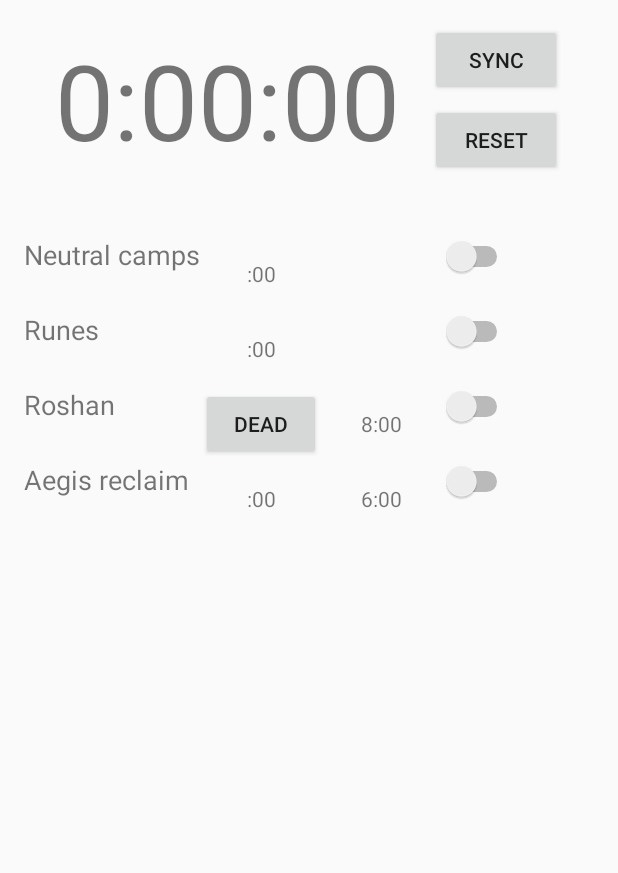
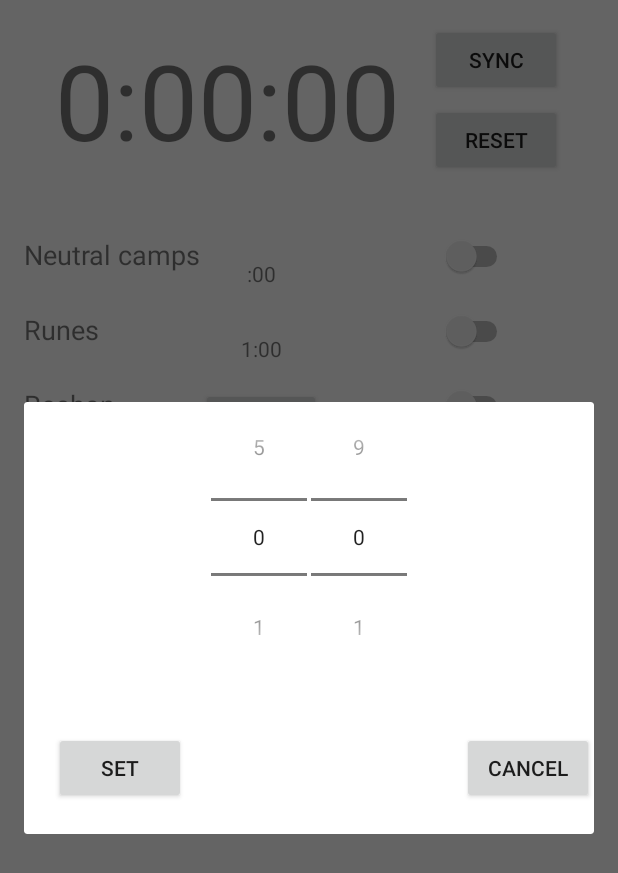
Before and after one commit to rmcconkey/DotaTimer, an Android app: the screen it shows after launch (MainActivity), after a tap on ":00", on a phone screen of 412 x 824 dp. Shown: the top 873 px of the screen. Run offline under Robolectric (Android 15) with nearby library versions, the phone set to English and light mode, and no system bars.

Commit message:
- can now set alert times with dialog

```diff
--- a/app/src/main/java/com/example/rmcconkey/dotatimer/MainActivity.java
+++ b/app/src/main/java/com/example/rmcconkey/dotatimer/MainActivity.java
@@ -25,6 +25,7 @@ public class MainActivity extends Activity implements NumberPicker.OnValueChange
     private final String TAG = this.getClass().getSimpleName();
 
     private enum TimeValueType { HOURS, MINUTES, SECONDS};
+    private enum AlertType {NEUTRAL_CAMP, RUNE, AEGIS_RECLAIM};
 
     private TextView mainClockHours;
     private TextView mainClockMinutes;
@@ -149,9 +150,9 @@ public class MainActivity extends Activity implements NumberPicker.OnValueChange
         }
 
         if (runeAlertTime<10) {
-            runeAlertTimeDisplay.setText(":0" + String.valueOf(runeAlertTime));
+            runeAlertTimeDisplay.setText("1:0" + String.valueOf(runeAlertTime));
         } else {
-            runeAlertTimeDisplay.setText(":" + String.valueOf(runeAlertTime));
+            runeAlertTimeDisplay.setText("1:" + String.valueOf(runeAlertTime));
         }
 
         if (aegisAlertTime<10) {
@@ -218,7 +219,6 @@ public class MainActivity extends Activity implements NumberPicker.OnValueChange
         final NumberPicker np1;
         final NumberPicker np2;
         final TimeValueType timeValueType;
-
 
         np1 = (NumberPicker) d.findViewById(R.id.numberPicker1);
         if (np1 != null) {
@@ -340,17 +340,99 @@ public class MainActivity extends Activity implements NumberPicker.OnValueChange
     }
 
     private void checkTimers() {
-
+        checkNeutralCampTimer();
         checkRuneTimer();
     }
 
+    private void checkNeutralCampTimer() {
+        if (seconds == neutralAlertTime && neutralAlertEnabled) {
+            Toast.makeText(this, "Neutral Camp Alert!", Toast.LENGTH_LONG).show();
+        }
+    }
+
     private void checkRuneTimer() {
-        if (minutes%2==1 && runeAlertEnabled) {
-
+        if (minutes%2==1 && seconds==runeAlertTime && runeAlertEnabled) {
+            Toast.makeText(this, "Rune Alert!", Toast.LENGTH_LONG).show();
         }
     }
 
     public void setAlertTime(View view) {
+        final Dialog d = new Dialog(MainActivity.this);
+        d.setContentView(R.layout.dialog);
+
+        String title = "Set alert value:";
+        final NumberPicker np1;
+        final NumberPicker np2;
+        final AlertType alertType;
+
+        np1 = (NumberPicker) d.findViewById(R.id.numberPicker1);
+        if (np1 != null) {
+            np1.setMaxValue(5);
+            np1.setMinValue(0);
+            np1.setWrapSelectorWheel(true);
+            np1.setOnValueChangedListener(this);
+        } else {
+            Log.e(TAG, "Error: np1 is null");
+        }
+
+        np2 = (NumberPicker) d.findViewById(R.id.numberPicker2);
+        if (np2 != null) {
+            np2.setMaxValue(9);
+            np2.setMinValue(0);
+            np2.setWrapSelectorWheel(true);
+            np2.setOnValueChangedListener(this);
+        } else {
+            Log.e(TAG, "Error: np2 is null");
+        }
+
+        switch (view.getId()) {
+            case R.id.neutral_camp_alert_time_display :
+                alertType = AlertType.NEUTRAL_CAMP;
+                break;
+            case R.id.rune_alert_time_display :
+                alertType = AlertType.RUNE;
+                break;
+            case R.id.aegis_reclaim_alert_time_display :
+                alertType = AlertType.AEGIS_RECLAIM;
+                break;
+            default :
+                Toast.makeText(this, "Error: view.getId() not found", Toast.LENGTH_LONG).show();
+                Log.e(TAG, "Error: view.getId() not found");
+                title = "default title";
+                alertType = null;
+        }
+
+        d.setTitle(title);
+
+        Button setButton = (Button) d.findViewById(R.id.dialogButtonSet);
+        Button cancelButton = (Button) d.findViewById(R.id.dialogButtonCancel);
+
+        final Context context = this;
+        setButton.setOnClickListener(new View.OnClickListener() {
+            @Override
+            public void onClick(View v) {
+                if (alertType == AlertType.NEUTRAL_CAMP) {
+                    neutralAlertTime = np1.getValue()*10 + np2.getValue();
+                } else if (alertType == AlertType.RUNE) {
+                    runeAlertTime = np1.getValue()*10 + np2.getValue();
+                } else if (alertType == AlertType.AEGIS_RECLAIM.AEGIS_RECLAIM) {
+                    aegisAlertTime = np1.getValue()*10 + np2.getValue();
+                } else {
+                    Toast.makeText(context, "Error: timeValueType not set", Toast.LENGTH_LONG).show();
+                }
+                updateAlertTimers();
+                d.dismiss();
+            }
+        });
+
+        cancelButton.setOnClickListener(new View.OnClickListener() {
+            @Override
+            public void onClick(View v) {
+                d.dismiss();
+            }
+        });
+
+        d.show();
 
     }
 }
```
